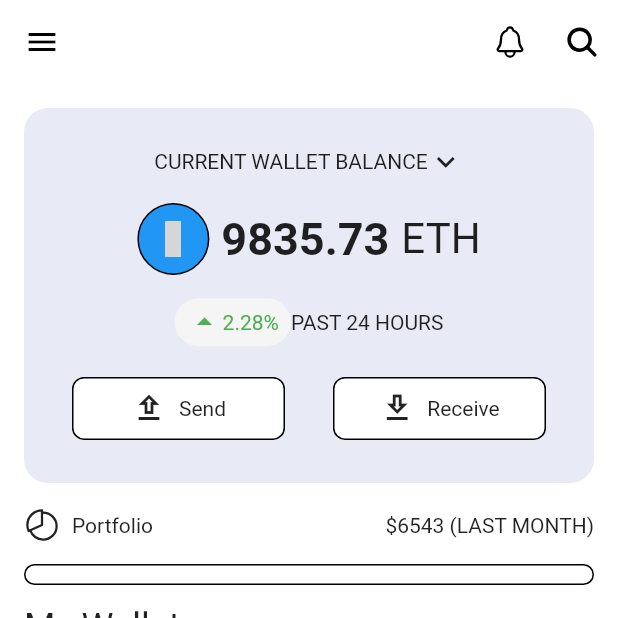
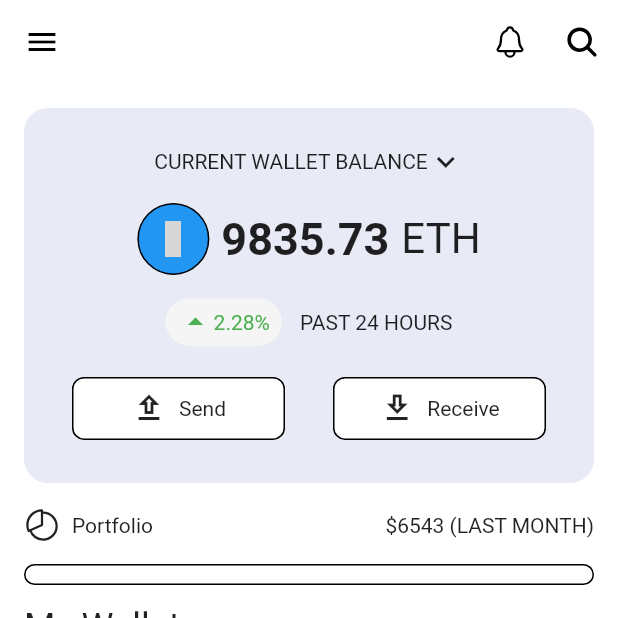
Before and after one commit to JAICHANGPARK/flutter_notebook_chapter_24, a Flutter app: the screen it shows after launch, on a phone screen of 412 x 824 dp, the top half of it. Run offline on Flutter 3.47's test engine with Material 2 defaults, Android fonts, the phone set to English and light mode, and no system bars; our stand-ins replace freezed_annotation, ionicons; missing offline and left inert: crypto_font_icons; grey boxes are pictures that could not be loaded.

Commit message:
Update cwa_main_page.dart

```diff
--- a/lib/ep1357_crypto_wallet_app/view/cwa_main_page.dart
+++ b/lib/ep1357_crypto_wallet_app/view/cwa_main_page.dart
@@ -50,19 +50,19 @@ class _CryptoWalletAppMainPageState extends State<CryptoWalletAppMainPage> {
               crossAxisAlignment: CrossAxisAlignment.start,
               children: [
                 Container(
-                  margin: EdgeInsets.symmetric(vertical: 16),
+                  margin: const EdgeInsets.symmetric(vertical: 16),
                   height: 250,
                   decoration: BoxDecoration(
                     color: Colors.indigo[50],
                     borderRadius: BorderRadius.circular(16),
                   ),
-                  padding: EdgeInsets.all(16),
+                  padding: const EdgeInsets.all(16),
                   child: Column(
                     mainAxisAlignment: MainAxisAlignment.spaceAround,
                     children: [
                       Row(
                         mainAxisAlignment: MainAxisAlignment.center,
-                        children: [
+                        children: const [
                           Text(
                             "CURRENT WALLET BALANCE",
                           ),
@@ -84,27 +84,27 @@ class _CryptoWalletAppMainPageState extends State<CryptoWalletAppMainPage> {
                               shape: BoxShape.circle,
                               color: Colors.blue,
                             ),
-                            child: Center(
+                            child: const Center(
                               child: Icon(
                                 CryptoFontIcons.ETH,
                                 color: Colors.white,
                               ),
                             ),
                           ),
-                          SizedBox(
+                          const SizedBox(
                             width: 8,
                           ),
-                          Text(
+                          const Text(
                             "9835.73",
                             style: TextStyle(
                               fontWeight: FontWeight.bold,
                               fontSize: 30,
                             ),
                           ),
-                          SizedBox(
+                          const SizedBox(
                             width: 8,
                           ),
-                          Text(
+                          const Text(
                             "ETH",
                             style: TextStyle(
                               fontSize: 28,
@@ -116,13 +116,13 @@ class _CryptoWalletAppMainPageState extends State<CryptoWalletAppMainPage> {
                         mainAxisAlignment: MainAxisAlignment.center,
                         children: [
                           Container(
-                            padding: EdgeInsets.symmetric(horizontal: 8, vertical: 4),
+                            padding: const EdgeInsets.symmetric(horizontal: 8, vertical: 4),
                             decoration: BoxDecoration(
                               color: Colors.grey[100],
                               borderRadius: BorderRadius.circular(24),
                             ),
                             child: Row(
-                              children: [
+                              children: const [
                                 Icon(
                                   Icons.arrow_drop_up,
                                   color: Colors.green,
@@ -136,7 +136,10 @@ class _CryptoWalletAppMainPageState extends State<CryptoWalletAppMainPage> {
                               ],
                             ),
                           ),
-                          Text(
+                          const SizedBox(
+                            width: 12,
+                          ),
+                          const Text(
                             "PAST 24 HOURS",
                           ),
                         ],
@@ -148,7 +151,7 @@ class _CryptoWalletAppMainPageState extends State<CryptoWalletAppMainPage> {
                             Expanded(
                                 child: Container(
                               height: 42,
-                              margin: EdgeInsets.symmetric(horizontal: 16),
+                              margin: const EdgeInsets.symmetric(horizontal: 16),
                               decoration: BoxDecoration(
                                 color: Colors.white,
                                 borderRadius: BorderRadius.circular(8),
@@ -156,7 +159,7 @@ class _CryptoWalletAppMainPageState extends State<CryptoWalletAppMainPage> {
                               ),
                               child: Row(
                                 mainAxisAlignment: MainAxisAlignment.center,
-                                children: [
+                                children: const [
                                   Icon(Icons.upload_outlined),
                                   SizedBox(
                                     width: 8,
@@ -168,7 +171,7 @@ class _CryptoWalletAppMainPageState extends State<CryptoWalletAppMainPage> {
                             Expanded(
                                 child: Container(
                               height: 42,
-                              margin: EdgeInsets.symmetric(horizontal: 16),
+                              margin: const EdgeInsets.symmetric(horizontal: 16),
                               decoration: BoxDecoration(
                                 color: Colors.white,
                                 borderRadius: BorderRadius.circular(8),
@@ -176,7 +179,7 @@ class _CryptoWalletAppMainPageState extends State<CryptoWalletAppMainPage> {
                               ),
                               child: Row(
                                 mainAxisAlignment: MainAxisAlignment.center,
-                                children: [
+                                children: const [
                                   Icon(Icons.download_outlined),
                                   SizedBox(
                                     width: 8,
@@ -192,7 +195,7 @@ class _CryptoWalletAppMainPageState extends State<CryptoWalletAppMainPage> {
                   ),
                 ),
                 Row(
-                  children: [
+                  children: const [
                     Icon(
                       Ionicons.pie_chart_outline,
                     ),
@@ -206,7 +209,7 @@ class _CryptoWalletAppMainPageState extends State<CryptoWalletAppMainPage> {
                 ),
                 Container(
                   height: 42,
-                  padding: EdgeInsets.symmetric(
+                  padding: const EdgeInsets.symmetric(
                     vertical: 14,
                   ),
                   child: Container(
@@ -216,7 +219,7 @@ class _CryptoWalletAppMainPageState extends State<CryptoWalletAppMainPage> {
                     ),
                   ),
                 ),
-                Text(
+                const Text(
                   "My Wallets",
                   style: TextStyle(fontSize: 24),
                 ),
@@ -225,7 +228,7 @@ class _CryptoWalletAppMainPageState extends State<CryptoWalletAppMainPage> {
                     itemBuilder: (context, index) {
                       return Container(
                         height: 64,
-                        margin: EdgeInsets.only(bottom: 8),
+                        margin: const EdgeInsets.only(bottom: 8),
                         color: Colors.blueGrey,
                       );
                     },
@@ -257,25 +260,25 @@ class _CryptoWalletAppMainPageState extends State<CryptoWalletAppMainPage> {
                         children: [
                           IconButton(
                             onPressed: () {},
-                            icon: Icon(Ionicons.home_outline),
+                            icon: const Icon(Ionicons.home_outline),
                             color: Colors.white,
                           ),
                           IconButton(
                             onPressed: () {},
-                            icon: Icon(Ionicons.wallet_outline),
+                            icon: const Icon(Ionicons.wallet_outline),
                             color: Colors.grey,
                           ),
-                          SizedBox(
+                          const SizedBox(
                             width: 64,
                           ),
                           IconButton(
                             onPressed: () {},
-                            icon: Icon(Ionicons.card_outline),
+                            icon: const Icon(Ionicons.card_outline),
                             color: Colors.grey,
                           ),
                           IconButton(
                             onPressed: () {},
-                            icon: Icon(Ionicons.person_outline),
+                            icon: const Icon(Ionicons.person_outline),
                             color: Colors.grey,
                           ),
                         ],
```
